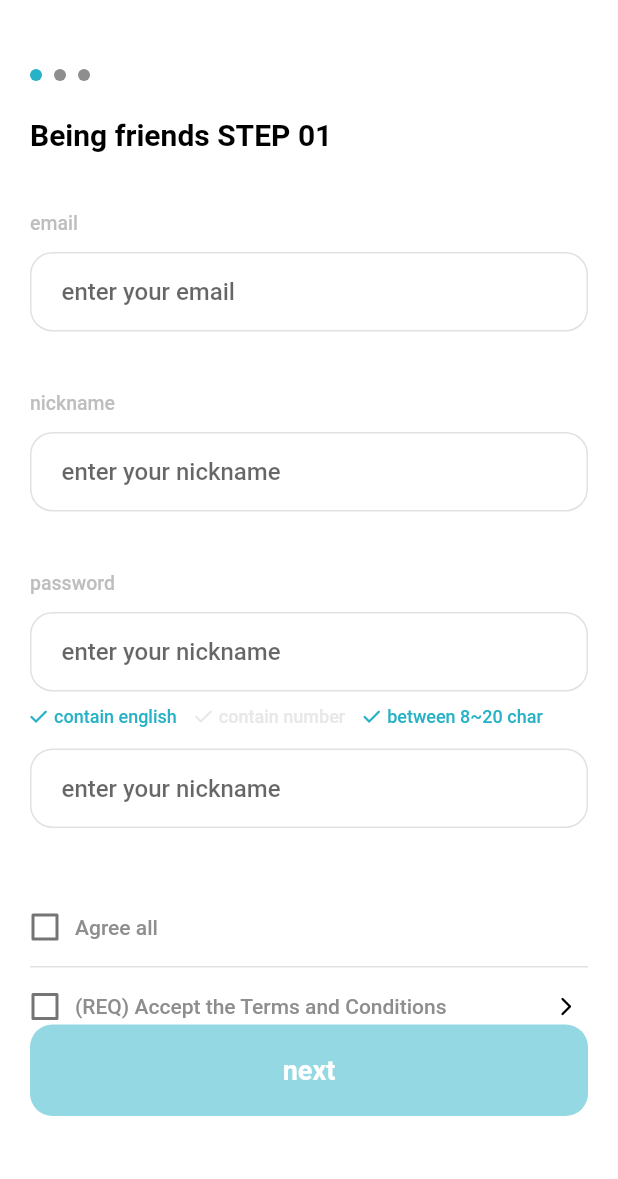
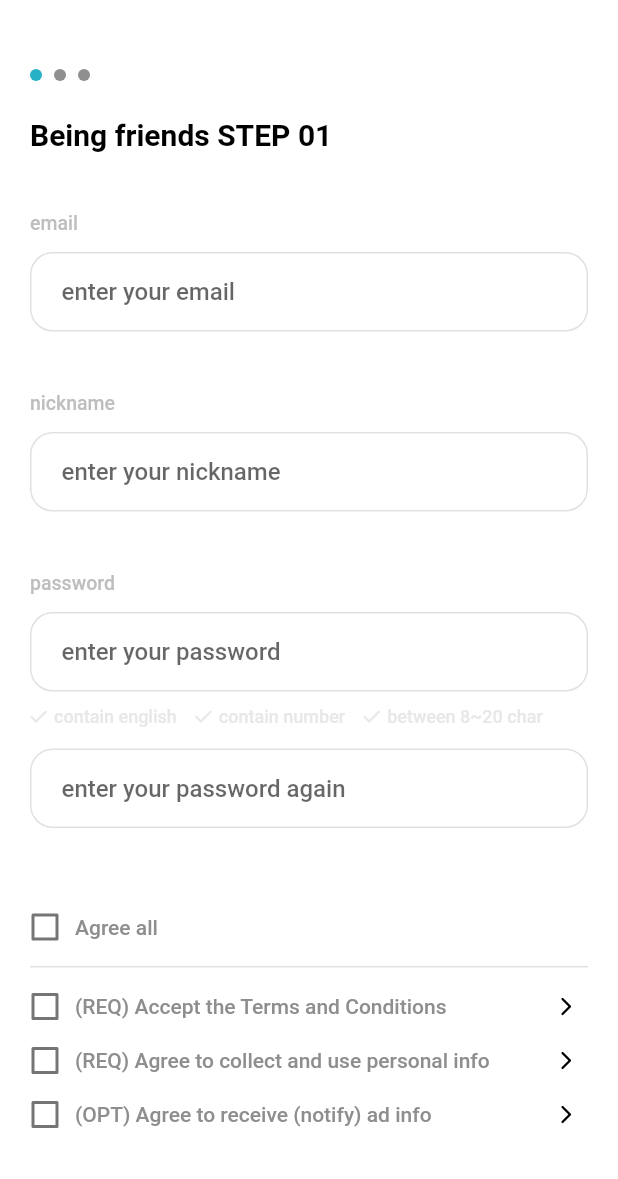
Before and after one commit to suldak/suldak-flutter, a Flutter app: the screen it shows after launch, after a tap on "이메일로 로그인", on a phone screen of 412 x 824 dp, the part 57-1236 px from its top. Run offline on Flutter 3.47's test engine with Material 2 defaults, Android fonts, the phone set to English and light mode, and no system bars; drawn by our look-alikes of smooth_page_indicator; our stand-ins replace dio, flutter_svg, get, get_storage; missing offline and left inert: datepicker_dropdown; Roboto replaces fonts that are missing (Pretendard).

Commit message:
자체가입/소셜 step 01 페이지 UI 수정

```diff
--- a/lib/language.dart
+++ b/lib/language.dart
@@ -82,6 +82,8 @@ class Languages extends Translations {
     'include_number': '숫자 포함',
     'between_8_20': '8~20자',
     'input_email': '이메일을 입력해주세요',
+    'input_password': '비밀번호 재입력',
+    'input_password_check': '비밀번호 재입력',
   };
 
   Map<String, String> en = {
@@ -159,5 +161,7 @@ class Languages extends Translations {
     'include_number': 'contain number',
     'between_8_20': 'between 8~20 char',
     'input_email': 'enter your email',
+    'input_password': 'enter your password',
+    'input_password_check': 'enter your password again',
   };
 }
--- a/lib/presentation/sign_up_info_input/email_step_1/email_step_1_controller.dart
+++ b/lib/presentation/sign_up_info_input/email_step_1/email_step_1_controller.dart
@@ -6,22 +6,98 @@ class EmailStep1Controller extends GetxController {
 
   // Variable ▼ ------------------------------------------------------
 
+  /// 전체 동의 여부
   Rx<bool> isAllAgree = false.obs;
+
+  /// 이용약관 동의 여부
   Rx<bool> isTermAgree = false.obs;
+
+  /// 개인정보 처리방침 동의 여부
   Rx<bool> isPersonalInfoAgree = false.obs;
+
+  /// 푸시 알림 동의 여부
   Rx<bool> isAdPushAgree = false.obs;
 
+  // 비밀번호 조건 변수 -------------------------
+  /// 비밀번호가 숫자를 포함하고 있는지
+  Rx<bool> hasDigits = false.obs;
+
+  /// 비밀번호가 영어를 포함하고 있는지
+  Rx<bool> hasEnglish = false.obs;
+
+  /// 비밀번호가 정해진 길이를 지키는지
+  Rx<bool> hasMaxMinLength = false.obs;
+
+  // ---------------------------------------
+
+  // next 버튼 활성화 조건 변수 -------------------------
+  /// 필수 체크박스 동의 여부
   Rx<bool> isAllReqAgree = false.obs;
 
-  TextEditingController emailController = TextEditingController();
-  TextEditingController nicknameController = TextEditingController();
-  TextEditingController passwordController = TextEditingController();
-  TextEditingController passwordCheckController = TextEditingController();
+  /// 이메일 사용가능 여부
+  Rx<bool> isEmailAvailable = false.obs;
+
+  /// 닉네임 사용가능 여부
+  Rx<bool> isNicknameAvailable = false.obs;
+
+  /// 비밀번호 사용가능 여부
+  Rx<bool> isPasswordAvailable = false.obs;
+
+  /// 비밀번호 확인 일치 여부
+  Rx<bool> isPasswordCheckMatches = false.obs;
+
+  // -----------------------------------------------
+
+  String password = '';
 
   // Functions ▼ ------------------------------------------------------
 
+  /// email text input 문자열 변경시 호출 함수
+  void onEmailTextChanged(String text) {
+    isEmailAvailable.value = RegExp(
+            r"^[a-zA-Z0-9.a-zA-Z0-9.!#$%&'*+-/=?^_`{|}~]+@[a-zA-Z0-9]+\.[a-zA-Z]+")
+        .hasMatch(text);
+  }
+
+  /// nickname text input 문자열 변경시 호출 함수
+  void onNickNameTextChanged(String text) {
+    isNicknameAvailable.value = text.length > 3;
+  }
+
+  /// password text input 문자열 변경시 호출 함수
+  void onPasswordTextChanged(String text) {
+    password = text;
+    bool res = isPasswordCompliant(text);
+    isPasswordAvailable.value = res;
+  }
+
+  /// 비밀번호 문자열 검증 함수
+  bool isPasswordCompliant(
+    String password, [
+    int minLength = 8,
+    int maxLength = 20,
+  ]) {
+    if (password.isEmpty) {
+      return false;
+    }
+
+    hasDigits.value = password.contains(RegExp(r'[0-9]'));
+    hasEnglish.value = password.contains(RegExp(r'[A-Za-z]'));
+    hasMaxMinLength.value =
+        password.length > minLength && password.length < maxLength;
+
+    return hasDigits.value & hasEnglish.value & hasMaxMinLength.value;
+  }
+
+  /// password check text input 문자열 변경시 호출 함수
+  void onPasswordCheckTextChanged(String text) {
+    isPasswordCheckMatches.value = password == text;
+  }
+
+  /// 모든 체크박스가 활성화되었는지 확인하는 함수
+  /// [isTermAgree]값을 업데이트함
   void checkAgreementAllConfirmed() {
-    if(isTermAgree.value && isPersonalInfoAgree.value) {
+    if (isTermAgree.value && isPersonalInfoAgree.value) {
       isAllReqAgree.value = true;
     } else {
       isAllReqAgree.value = false;
@@ -33,6 +109,7 @@ class EmailStep1Controller extends GetxController {
     }
   }
 
+  /// 전체동의 체크박스 선택시 호출 함수
   void onAllAgreeSelected(bool? value) {
     if (value == null) return;
 
@@ -50,6 +127,7 @@ class EmailStep1Controller extends GetxController {
     }
   }
 
+  /// 이용약관 동의 체크박스 선택시 호출 함수
   void onTermSelected(bool? value) {
     if (value == null) return;
 
@@ -57,6 +135,7 @@ class EmailStep1Controller extends GetxController {
     checkAgreementAllConfirmed();
   }
 
+  /// 개인정보처리방침 동의 체크박스 선택시 호출 함수
   void onPersonalInfoSelected(bool? value) {
     if (value == null) return;
 
@@ -64,6 +143,7 @@ class EmailStep1Controller extends GetxController {
     checkAgreementAllConfirmed();
   }
 
+  /// 알림 동의 체크박스 선택시 호출 함수
   void onAdPushSelected(bool? value) {
     if (value == null) return;
 
@@ -71,9 +151,12 @@ class EmailStep1Controller extends GetxController {
     checkAgreementAllConfirmed();
   }
 
+  /// 약관등 동의 항목 내용 보여주는 bottomSheet
   void showTermsInfoBottomSheet(String type) {
-    Get.bottomSheet(Container(height: 60,));
+    Get.bottomSheet(Container(
+      height: 60,
+    ));
   }
 
-  // Life Cycle ▼ ------------------------------------------------------
+// Life Cycle ▼ ------------------------------------------------------
 }
--- a/lib/presentation/sign_up_info_input/email_step_1/email_step_1_page.dart
+++ b/lib/presentation/sign_up_info_input/email_step_1/email_step_1_page.dart
@@ -65,6 +65,8 @@ class EmailStep1Page extends GetView<EmailStep1Controller> {
                 onPressButton: () => controller.showTermsInfoBottomSheet(''),
               ),
               const SizedBox(height: 34),
+              buildNextButton(),
+              const SizedBox(height: 42),
             ],
           ),
         ),
@@ -72,6 +74,7 @@ class EmailStep1Page extends GetView<EmailStep1Controller> {
     );
   }
 
+  /// 이메일 입력 text input 위젯
   Widget buildEmailWidget() {
     return Column(
       crossAxisAlignment: CrossAxisAlignment.start,
@@ -95,21 +98,21 @@ class EmailStep1Page extends GetView<EmailStep1Controller> {
             borderRadius: BorderRadius.circular(15),
           ),
           child: TextField(
-            controller: controller.emailController,
             maxLines: 1,
             style: const TextStyle(
               color: Colors.black,
               fontSize: 16,
               fontWeight: FontWeight.w500,
             ),
-            decoration:
-            InputDecoration.collapsed(hintText: 'input_email'.tr),
+            decoration: InputDecoration.collapsed(hintText: 'input_email'.tr),
+            onChanged: controller.onEmailTextChanged,
           ),
         ),
       ],
     );
   }
 
+  /// 닉네임 설정 text input 위젯
   Widget buildNicknameWidget() {
     return Column(
       crossAxisAlignment: CrossAxisAlignment.start,
@@ -133,7 +136,6 @@ class EmailStep1Page extends GetView<EmailStep1Controller> {
             borderRadius: BorderRadius.circular(15),
           ),
           child: TextField(
-            controller: controller.nicknameController,
             maxLines: 1,
             style: const TextStyle(
               color: Colors.black,
@@ -142,12 +144,14 @@ class EmailStep1Page extends GetView<EmailStep1Controller> {
             ),
             decoration:
                 InputDecoration.collapsed(hintText: 'input_nickname'.tr),
+            onChanged: controller.onNickNameTextChanged,
           ),
         ),
       ],
     );
   }
 
+  /// 비밀번호 입력 text input 위젯
   Widget buildPasswordWidget() {
     return Column(
       crossAxisAlignment: CrossAxisAlignment.start,
@@ -171,7 +175,6 @@ class EmailStep1Page extends GetView<EmailStep1Controller> {
             borderRadius: BorderRadius.circular(15),
           ),
           child: TextField(
-            controller: controller.passwordController,
             maxLines: 1,
             style: const TextStyle(
               color: Colors.black,
@@ -179,23 +182,36 @@ class EmailStep1Page extends GetView<EmailStep1Controller> {
               fontWeight: FontWeight.w500,
             ),
             decoration:
-                InputDecoration.collapsed(hintText: 'input_nickname'.tr),
+                InputDecoration.collapsed(hintText: 'input_password'.tr),
+            onChanged: controller.onPasswordTextChanged,
           ),
         ),
         const SizedBox(height: 10),
-        Row(
-          children: [
-            buildPasswordRuleWidget(text: 'include_english'.tr, isPass: true),
-            const SizedBox(width: 12),
-            buildPasswordRuleWidget(text: 'include_number'.tr, isPass: false),
-            const SizedBox(width: 12),
-            buildPasswordRuleWidget(text: 'between_8_20'.tr, isPass: true),
-          ],
+        Obx(
+          () => Row(
+            children: [
+              buildPasswordRuleWidget(
+                text: 'include_english'.tr,
+                isPass: controller.hasEnglish.value,
+              ),
+              const SizedBox(width: 12),
+              buildPasswordRuleWidget(
+                text: 'include_number'.tr,
+                isPass: controller.hasDigits.value,
+              ),
+              const SizedBox(width: 12),
+              buildPasswordRuleWidget(
+                text: 'between_8_20'.tr,
+                isPass: controller.hasMaxMinLength.value,
+              ),
+            ],
+          ),
         ),
       ],
     );
   }
 
+  /// 비밀번호 입력 조건 확인 위젯
   Widget buildPasswordRuleWidget({
     required String text,
     required bool isPass,
@@ -221,6 +237,7 @@ class EmailStep1Page extends GetView<EmailStep1Controller> {
     );
   }
 
+  /// 비밀번호 확인 text input 위젯
   Widget buildPasswordCheckWidget() {
     return Container(
       padding: const EdgeInsets.symmetric(vertical: 16, horizontal: 20),
@@ -232,7 +249,6 @@ class EmailStep1Page extends GetView<EmailStep1Controller> {
         borderRadius: BorderRadius.circular(15),
       ),
       child: TextField(
-        controller: controller.passwordCheckController,
         maxLines: 1,
         style: const TextStyle(
           color: Colors.black,
@@ -240,11 +256,13 @@ class EmailStep1Page extends GetView<EmailStep1Controller> {
           fontWeight: FontWeight.w500,
         ),
         decoration:
-        InputDecoration.collapsed(hintText: 'input_nickname'.tr),
+            InputDecoration.collapsed(hintText: 'input_password_check'.tr),
+        onChanged: controller.onPasswordCheckTextChanged,
       ),
     );
   }
 
+  /// 약관 동의 checkbox row 위젯
   Widget buildCheckboxWidget({
     required String text,
     required bool value,
@@ -307,4 +325,49 @@ class EmailStep1Page extends GetView<EmailStep1Controller> {
       ),
     );
   }
+
+  /// 다음 단계 버튼 위젯
+  /// [isAllReqAgree] 필수약관 동의 여부 확인
+  /// [isNicknameAvailable] 사용 가능 닉네임 여부 확인
+  Widget buildNextButton() {
+    return Obx(
+      () {
+        final isAllAgree = controller.isAllReqAgree.value;
+        final isNicknameAvailable = controller.isNicknameAvailable.value;
+        final isPasswordAvailable = controller.isPasswordAvailable.value;
+        final isPasswordCheckMatches = controller.isPasswordCheckMatches.value;
+
+        bool isActive = isAllAgree &&
+            isNicknameAvailable &&
+            isPasswordAvailable &&
+            isPasswordCheckMatches;
+
+        return Padding(
+          padding: const EdgeInsets.symmetric(horizontal: 20),
+          child: GestureDetector(
+            onTap: isActive ? () {} : null,
+            child: Container(
+              padding: const EdgeInsets.symmetric(vertical: 20),
+              decoration: BoxDecoration(
+                color: isActive
+                    ? AppColors.primary
+                    : AppColors.primary.withOpacity(0.5),
+                borderRadius: BorderRadius.circular(15),
+              ),
+              child: Center(
+                child: Text(
+                  'next'.tr,
+                  style: const TextStyle(
+                    color: Colors.white,
+                    fontSize: 18,
+                    fontWeight: FontWeight.w700,
+                  ),
+                ),
+              ),
+            ),
+          ),
+        );
+      },
+    );
+  }
 }
--- a/lib/presentation/sign_up_info_input/sign_up_info_input_controller.dart
+++ b/lib/presentation/sign_up_info_input/sign_up_info_input_controller.dart
@@ -2,9 +2,7 @@ import 'package:flutter/cupertino.dart';
 import 'package:flutter/material.dart';
 import 'package:get/get.dart';
 
-import 'email_step_1/email_step_1_controller.dart';
 import 'email_step_1/email_step_1_page.dart';
-import 'social_step_1/social_step_1_controller.dart';
 import 'social_step_1/social_step_1_page.dart';
 
 class SignUpInfoInputController extends GetxController {
@@ -19,8 +17,6 @@ class SignUpInfoInputController extends GetxController {
     SizedBox(),
   ].obs;
 
-  Rx<bool> step1NextAvailable = false.obs;
-
   final pageViewController = PageController(initialPage: 0);
 
   // Functions ▼ ------------------------------------------------------
@@ -32,8 +28,7 @@ class SignUpInfoInputController extends GetxController {
     super.onInit();
 
     if (Get.arguments != null) {
-      final res = Get.arguments['isSocial'];
-      isSocial = res;
+      final isSocial = Get.arguments['isSocial'];
       if (isSocial) {
         pages.insert(0, const SocialStep1Page());
       } else {
@@ -41,19 +36,4 @@ class SignUpInfoInputController extends GetxController {
       }
     }
   }
-
-  @override
-  void onReady() {
-    super.onReady();
-
-    if (isSocial) {
-      SocialStep1Controller.to.isAllReqAgree.listen((val) {
-        step1NextAvailable.value = val;
-      });
-    } else {
-      EmailStep1Controller.to.isAllReqAgree.listen((val) {
-        step1NextAvailable.value = val;
-      });
-    }
-  }
 }
--- a/lib/presentation/sign_up_info_input/sign_up_info_input_page.dart
+++ b/lib/presentation/sign_up_info_input/sign_up_info_input_page.dart
@@ -47,34 +47,6 @@ class SignUpInfoInputPage extends GetView<SignUpInfoInputController> {
                 children: controller.pages,
               ),
             ),
-            Obx(
-              () => Padding(
-                padding: const EdgeInsets.symmetric(horizontal: 20),
-                child: GestureDetector(
-                  onTap: controller.step1NextAvailable.value ? () {} : null,
-                  child: Container(
-                    padding: const EdgeInsets.symmetric(vertical: 20),
-                    decoration: BoxDecoration(
-                      color: controller.step1NextAvailable.value
-                          ? AppColors.primary
-                          : AppColors.primary.withOpacity(0.5),
-                      borderRadius: BorderRadius.circular(15),
-                    ),
-                    child: Center(
-                      child: Text(
-                        'next'.tr,
-                        style: const TextStyle(
-                          color: Colors.white,
-                          fontSize: 18,
-                          fontWeight: FontWeight.w700,
-                        ),
-                      ),
-                    ),
-                  ),
-                ),
-              ),
-            ),
-            const SizedBox(height: 42),
           ],
         ),
       ),
--- a/lib/presentation/sign_up_info_input/social_step_1/social_step_1_controller.dart
+++ b/lib/presentation/sign_up_info_input/social_step_1/social_step_1_controller.dart
@@ -6,15 +6,35 @@ class SocialStep1Controller extends GetxController {
 
   // Variable ▼ ------------------------------------------------------
 
+  /// 전체 동의 여부
   Rx<bool> isAllAgree = false.obs;
+
+  /// 이용약관 동의 여부
   Rx<bool> isTermAgree = false.obs;
+
+  /// 개인정보 처리방침 동의 여부
   Rx<bool> isPersonalInfoAgree = false.obs;
+
+  /// 푸시 알림 동의 여부
   Rx<bool> isAdPushAgree = false.obs;
 
+  // next 버튼 활성화 조건 변수 -------------------------
+  /// 필수 체크박스 동의 여부
   Rx<bool> isAllReqAgree = false.obs;
+
+  /// 닉네임 사용가능 여부
+  Rx<bool> isNicknameAvailable = false.obs;
+  // -----------------------------------------------
 
   // Functions ▼ ------------------------------------------------------
 
+  /// nickname text input 문자열 변경시 호출 함수
+  void onNickNameTextChanged(String text) {
+    isNicknameAvailable.value = text.length > 3;
+  }
+
+  /// 모든 체크박스가 활성화되었는지 확인하는 함수
+  /// [isTermAgree]값을 업데이트함
   void checkAgreementAllConfirmed() {
     if(isTermAgree.value && isPersonalInfoAgree.value) {
       isAllReqAgree.value = true;
@@ -28,6 +48,7 @@ class SocialStep1Controller extends GetxController {
     }
   }
 
+  /// 전체동의 체크박스 선택시 호출 함수
   void onAllAgreeSelected(bool? value) {
     if (value == null) return;
 
@@ -45,6 +66,7 @@ class SocialStep1Controller extends GetxController {
     }
   }
 
+  /// 이용약관 동의 체크박스 선택시 호출 함수
   void onTermSelected(bool? value) {
     if (value == null) return;
 
@@ -52,6 +74,7 @@ class SocialStep1Controller extends GetxController {
     checkAgreementAllConfirmed();
   }
 
+  /// 개인정보처리방침 동의 체크박스 선택시 호출 함수
   void onPersonalInfoSelected(bool? value) {
     if (value == null) return;
 
@@ -59,6 +82,7 @@ class SocialStep1Controller extends GetxController {
     checkAgreementAllConfirmed();
   }
 
+  /// 알림 동의 체크박스 선택시 호출 함수
   void onAdPushSelected(bool? value) {
     if (value == null) return;
 
@@ -66,6 +90,7 @@ class SocialStep1Controller extends GetxController {
     checkAgreementAllConfirmed();
   }
 
+  /// 약관등 동의 항목 내용 보여주는 bottomSheet
   void showTermsInfoBottomSheet(String type) {
     Get.bottomSheet(Container(height: 60,));
   }
```
Also changed, not shown: lib/presentation/sign_up_info_input/social_step_1/social_step_1_page.dart (+50 -2 lines).
